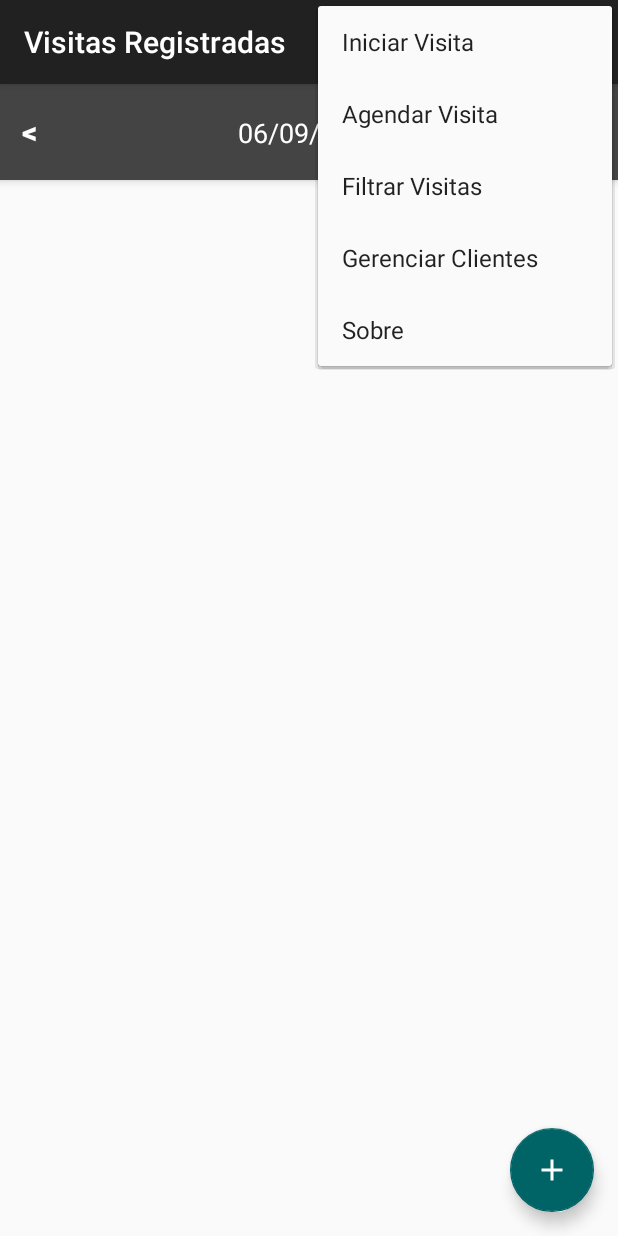
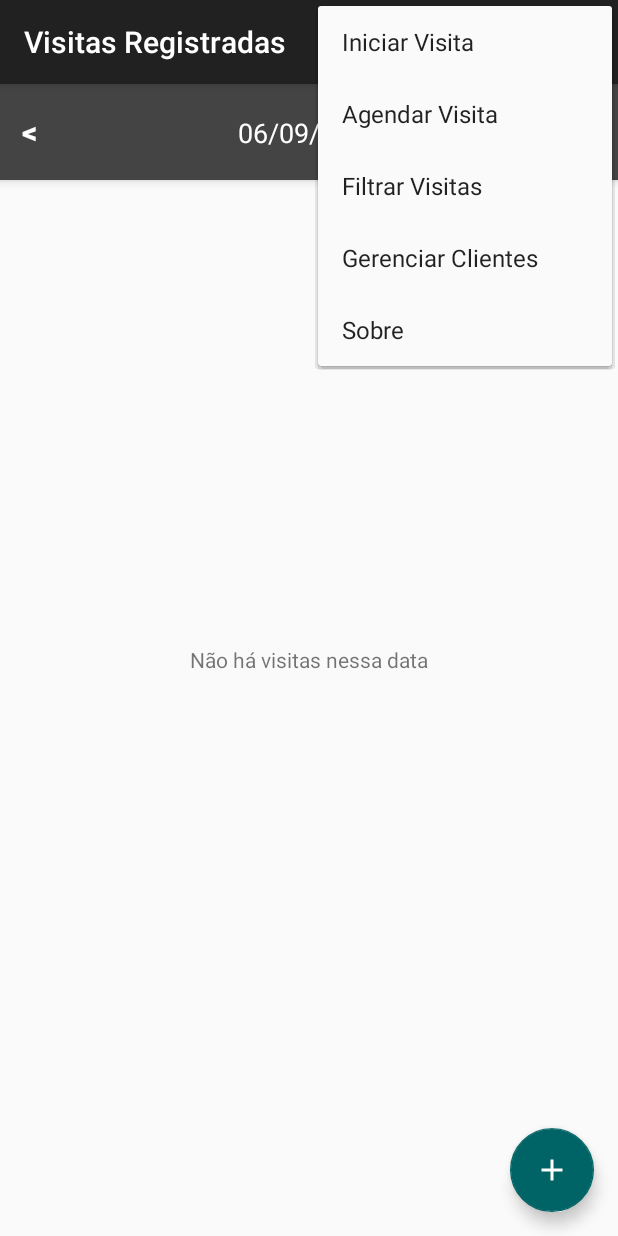
Before and after one commit to flpfar/ControleVisitas, an Android app: the screen it shows after launch (MainActivity), with the options menu open, on a phone screen of 412 x 824 dp. Run offline under Robolectric (Android 15) with nearby library versions, the phone set to English and light mode, and no system bars; our stand-ins replace Firebase (no records; nobody signed in at launch, a user with empty details on screens opened directly).

Commit message:
mainactivity: display message when there are no visits, loadvisits in onStart(); detailvisit: insert reason inside notes edit text and remove focus;

```diff
--- a/app/src/main/java/br/edu/ifspsaocarlos/sdm/controlevisitas/DetailVisitActivity.java
+++ b/app/src/main/java/br/edu/ifspsaocarlos/sdm/controlevisitas/DetailVisitActivity.java
@@ -58,7 +58,10 @@ public class DetailVisitActivity extends AppCompatActivity {
         }
 
         clientTextView.setText(visit.getClient());
-        startTimeTextView.setText(visit.getDate() + " - " + visit.getStartTime());
+        String startDateAndTime = visit.getDate() + " - " + visit.getStartTime();
+        startTimeTextView.setText(startDateAndTime);
+        String visitReason = getResources().getString(R.string.visit_reason) + " " + visit.getReason() + '\n';
+        notesEditText.setText(visitReason);
 
         addKeywordImageButton.setOnClickListener(new View.OnClickListener() {
             @Override
--- a/app/src/main/java/br/edu/ifspsaocarlos/sdm/controlevisitas/MainActivity.java
+++ b/app/src/main/java/br/edu/ifspsaocarlos/sdm/controlevisitas/MainActivity.java
@@ -11,12 +11,14 @@ import android.support.v7.widget.DividerItemDecoration;
 import android.support.v7.widget.LinearLayoutManager;
 import android.support.v7.widget.RecyclerView;
 import android.support.v7.widget.Toolbar;
+import android.util.Log;
 import android.view.View;
 import android.view.Menu;
 import android.view.MenuItem;
 import android.widget.DatePicker;
 import android.widget.ImageButton;
 import android.widget.TextView;
+import android.widget.Toast;
 
 import com.google.firebase.database.DatabaseReference;
 import com.google.firebase.database.FirebaseDatabase;
@@ -35,6 +37,7 @@ public class MainActivity extends AppCompatActivity {
     private DatabaseReference mDatabase;
     private RecyclerView mRecyclerView;
     private TextView mDateTextView;
+    private TextView mNoVisitsTextView;
     private VisitsAdapter mVisitsAdapter;
     private ArrayList<Visit> mVisitsList;
     private int mDay, mMonth, mYear;
@@ -46,15 +49,13 @@ public class MainActivity extends AppCompatActivity {
         Toolbar toolbar = (Toolbar) findViewById(R.id.toolbar);
         setSupportActionBar(toolbar);
 
+        mNoVisitsTextView = findViewById(R.id.ac_main_novisits);
         mDateTextView = findViewById(R.id.tb_date_tvdate);
         ImageButton calendarImageButton = findViewById(R.id.tb_date_btcalendar);
 
 
         //pega a data atual e mostra no textview
-        Calendar calendar = Calendar.getInstance();
-        mDay = calendar.get(Calendar.DAY_OF_MONTH);
-        mMonth = calendar.get(Calendar.MONTH)+1;
-        mYear = calendar.get(Calendar.YEAR);
+        setToday();
         String currentDate = getCurrentDate();
 
         mDateTextView.setText(currentDate);
@@ -84,7 +85,7 @@ public class MainActivity extends AppCompatActivity {
         mRecyclerView.setAdapter(mVisitsAdapter);
 
         // recupera visitas do firebase
-        loadVisits(currentDate);
+        //loadVisits(currentDate);
 
         FloatingActionButton fab = (FloatingActionButton) findViewById(R.id.fab);
         fab.setOnClickListener(new View.OnClickListener() {
@@ -96,12 +97,21 @@ public class MainActivity extends AppCompatActivity {
     }
 
     private void loadVisits(String currentDate){
+        Log.d("MAINACTIVITY: ", "ENTROU EM LOADVISITS " + currentDate);
         mVisitsHelper.loadVisitsByDate(currentDate, new FirebaseVisitsCallback() {
             @Override
             public void onVisitsLoadCallback(ArrayList<Visit> visits) {
                 mVisitsList.clear();
                 mVisitsList.addAll(visits);
                 mVisitsAdapter.notifyDataSetChanged();
+
+                if(mVisitsList.isEmpty()){
+                    mRecyclerView.setVisibility(View.GONE);
+                    mNoVisitsTextView.setVisibility(View.VISIBLE);
+                } else {
+                    mRecyclerView.setVisibility(View.VISIBLE);
+                    mNoVisitsTextView.setVisibility(View.GONE);
+                }
             }
 
             @Override
@@ -130,6 +140,13 @@ public class MainActivity extends AppCompatActivity {
 
     private String getCurrentDate(){
         return String.format("%02d/%02d/%04d", mDay, mMonth, mYear);
+    }
+
+    private void setToday(){
+        Calendar calendar = Calendar.getInstance();
+        mDay = calendar.get(Calendar.DAY_OF_MONTH);
+        mMonth = calendar.get(Calendar.MONTH)+1;
+        mYear = calendar.get(Calendar.YEAR);
     }
 
     @Override
@@ -178,6 +195,12 @@ public class MainActivity extends AppCompatActivity {
     }
 
     @Override
+    protected void onStart() {
+        super.onStart();
+        loadVisits(getCurrentDate());
+    }
+
+    @Override
     protected void onDestroy() {
         super.onDestroy();
         mVisitsHelper.removeLoadVisitsByDateEventListener();
--- a/app/src/main/res/layout/activity_detail_visit.xml
+++ b/app/src/main/res/layout/activity_detail_visit.xml
@@ -5,7 +5,9 @@
     xmlns:tools="http://schemas.android.com/tools"
     android:layout_width="match_parent"
     android:layout_height="match_parent"
-    android:orientation="vertical">
+    android:orientation="vertical"
+    android:descendantFocusability="beforeDescendants"
+    android:focusableInTouchMode="true">
 
     <android.support.v7.widget.Toolbar
         android:id="@+id/ac_detail_toolbar"
@@ -100,6 +102,7 @@
                 android:ems="10"
                 android:inputType="textMultiLine"
                 android:scrollbars="vertical"
+                android:gravity="top"
                 app:layout_constraintEnd_toEndOf="parent"
                 app:layout_constraintStart_toStartOf="parent"
                 app:layout_constraintTop_toBottomOf="@+id/ac_detail_tvnotes" />
--- a/app/src/main/res/layout/content_main.xml
+++ b/app/src/main/res/layout/content_main.xml
@@ -107,4 +107,12 @@
         app:layout_constraintStart_toStartOf="parent"
         app:layout_constraintTop_toBottomOf="@+id/tb_date" />
 
+    <TextView
+        android:id="@+id/ac_main_novisits"
+        android:layout_width="match_parent"
+        android:layout_height="match_parent"
+        android:gravity="center"
+        android:visibility="gone"
+        android:text="@string/no_visits" />
+
 </android.support.constraint.ConstraintLayout>
--- a/app/src/main/res/values/strings.xml
+++ b/app/src/main/res/values/strings.xml
@@ -17,11 +17,11 @@
 
 
     <!-- StartVisitActivity -->
-    <string name="client">Cliente</string>
+    <string name="client">Cliente:</string>
     <string name="visit_start_time">Início da visita:</string>
     <string name="visit_closing_time">Encerramento da visita:</string>
     <string name="at_time">às</string>
-    <string name="visit_reason">Motivo da visita</string>
+    <string name="visit_reason">Motivo da visita:</string>
 
     <string name="im_cd_calendar">Selecionar data</string>
     <string name="im_cd_clock">Selecionar hora</string>
@@ -52,6 +52,8 @@
     <string name="status_completed">Encerrada</string>
     <string name="status_scheduled">Agendada</string>
 
+    <string name="no_visits">Não há visitas nessa data</string>
+
 
     <!-- Java String Resources -->
     <string name="no_clients_toast">Não há clientes cadastrados. Redirecionando ao cadastro de cliente... </string>
```
